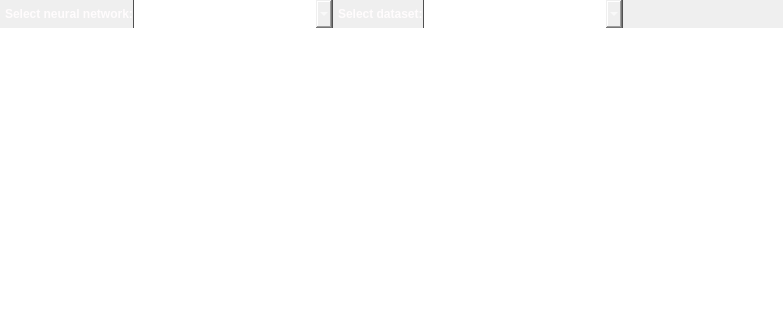
First picture: the form in ApplicationUi/DatasetTestWidget.ui, repository kacerpetr/NNCreator, before the edit; both pictures show x 0 to 783 and y 0 to 320 of the 899 by 665 pixel window.
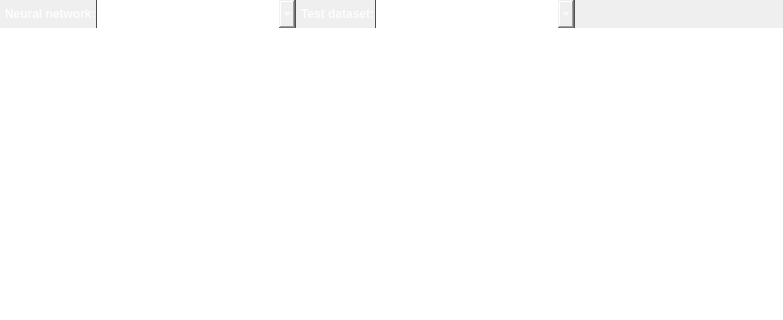
Second picture: the form after the edit. Icons and pictures are not drawn.

Commit message: Graph test design created

```diff
--- a/ApplicationUi/DatasetTestWidget.ui
+++ b/ApplicationUi/DatasetTestWidget.ui
@@ -64,7 +64,7 @@
       <item>
        <widget class="QLabel" name="label_2">
         <property name="text">
-         <string>&lt;html&gt;&lt;head/&gt;&lt;body&gt;&lt;p&gt;&lt;span style=&quot; font-weight:600; color:#fffcfd;&quot;&gt;Select neural network:&lt;/span&gt;&lt;/p&gt;&lt;/body&gt;&lt;/html&gt;</string>
+         <string>&lt;html&gt;&lt;head/&gt;&lt;body&gt;&lt;p&gt;&lt;span style=&quot; font-weight:600; color:#fffcfd;&quot;&gt;Neural network:&lt;/span&gt;&lt;/p&gt;&lt;/body&gt;&lt;/html&gt;</string>
         </property>
         <property name="indent">
          <number>5</number>
@@ -119,7 +119,7 @@
       <item>
        <widget class="QLabel" name="label">
         <property name="text">
-         <string>&lt;html&gt;&lt;head/&gt;&lt;body&gt;&lt;p&gt;&lt;span style=&quot; font-weight:600; color:#fffcfd;&quot;&gt;Select dataset:&lt;/span&gt;&lt;/p&gt;&lt;/body&gt;&lt;/html&gt;</string>
+         <string>&lt;html&gt;&lt;head/&gt;&lt;body&gt;&lt;p&gt;&lt;span style=&quot; font-weight:600; color:#fffcfd;&quot;&gt;Test dataset:&lt;/span&gt;&lt;/p&gt;&lt;/body&gt;&lt;/html&gt;</string>
         </property>
         <property name="indent">
          <number>5</number>
```
The commit also changes 10 other files.
